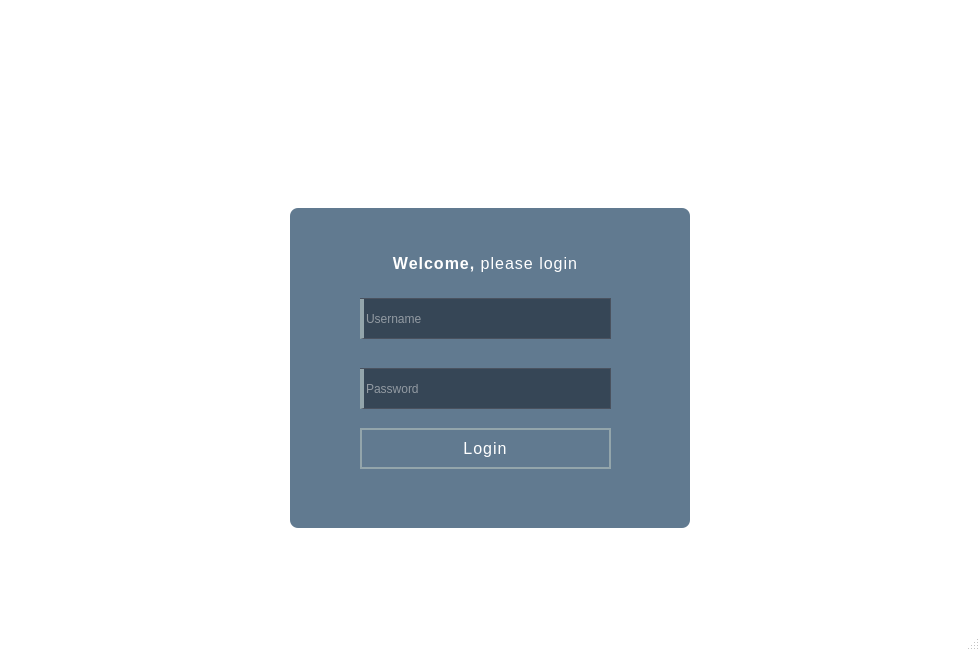
First picture: the form in ui/login.ui, repository HamzaMPSY/qt_app_mts, before the edit.
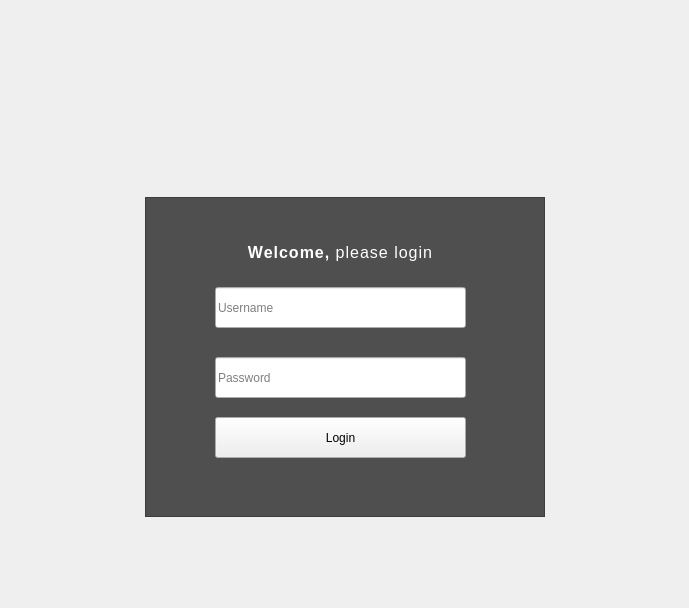
Second picture: the form after the edit. Icons and pictures are not drawn.

```diff
--- a/ui/login.ui
+++ b/ui/login.ui
@@ -6,43 +6,15 @@
    <rect>
     <x>0</x>
     <y>0</y>
-    <width>980</width>
-    <height>651</height>
+    <width>689</width>
+    <height>608</height>
    </rect>
   </property>
   <property name="windowTitle">
    <string>MainWindow</string>
   </property>
   <property name="styleSheet">
-   <string notr="true">QLineEdit{
-  background-color: rgba(40, 52, 67, 0.75);
-  border: 1px solid #4a525f;
-  color: #eee;
-  border-left: 4px solid #93a5ab;
-}
-QPushButton{
-  background-color: transparent;
-  padding: 8px 50px;
-  border-radius: 0;
-  border: 2px solid #93a5ab;
-	color:#FFFFFF;
-}
-QMainWindow{
-  background:#FFFFFF;
-}
-
-#loginframe{
-  background: rgba(57, 89, 116, 0.8);
-  border-radius: 8px;
-}
-#welcome{
-	margin: 0 0 20px 0;
-  	font-size: 16px;
-  color: #fff;
-  text-align: center;
-  letter-spacing: 1px;
-}
-</string>
+   <string notr="true"/>
   </property>
   <property name="iconSize">
    <size>
@@ -99,6 +71,11 @@
         <height>320</height>
        </size>
       </property>
+      <property name="styleSheet">
+       <string notr="true">#loginframe{
+	background: #4f4f4f;
+}</string>
+      </property>
       <property name="frameShape">
        <enum>QFrame::StyledPanel</enum>
       </property>
@@ -162,11 +139,7 @@
         </size>
        </property>
        <property name="styleSheet">
-        <string notr="true">font: 14pt &quot;Myanmar Text&quot;;
-font-size: 16px;
-color: #fff;
-text-align: center;
-letter-spacing: 1px;</string>
+        <string notr="true"/>
        </property>
        <property name="text">
         <string>Login</string>
@@ -296,17 +269,6 @@
     </item>
    </layout>
   </widget>
-  <widget class="QMenuBar" name="menubar">
-   <property name="geometry">
-    <rect>
-     <x>0</x>
-     <y>0</y>
-     <width>980</width>
-     <height>21</height>
-    </rect>
-   </property>
-  </widget>
-  <widget class="QStatusBar" name="statusbar"/>
  </widget>
  <tabstops>
   <tabstop>QTxtLogin</tabstop>
```
Left out of the diff: 4 changed lines with no effect on the pictures.
